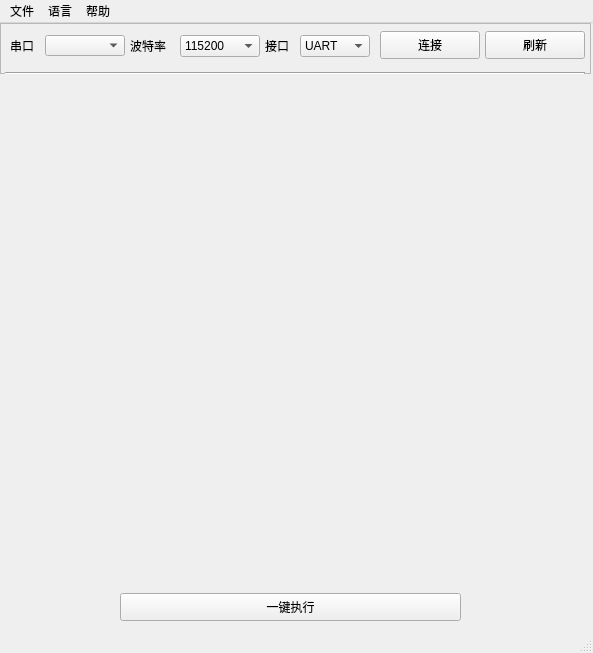
Old version of the form CheckWINCC.ui in the repository benewake-zoran/BW_TFCHECK_PY_GUI.
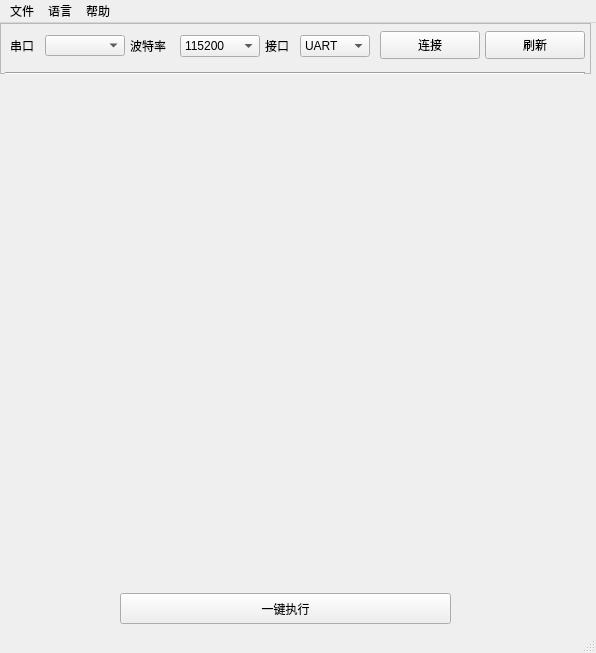
New version of the form. Icons and pictures are not drawn.

Patch:
```diff
--- a/CheckWINCC.ui
+++ b/CheckWINCC.ui
@@ -6,20 +6,20 @@
    <rect>
     <x>0</x>
     <y>0</y>
-    <width>593</width>
+    <width>596</width>
     <height>653</height>
    </rect>
   </property>
   <property name="minimumSize">
    <size>
-    <width>0</width>
+    <width>596</width>
     <height>653</height>
    </size>
   </property>
   <property name="maximumSize">
    <size>
     <width>16777215</width>
-    <height>653</height>
+    <height>10000</height>
    </size>
   </property>
   <property name="windowTitle">
@@ -223,7 +223,7 @@
       <x>-1</x>
       <y>49</y>
       <width>591</width>
-      <height>521</height>
+      <height>511</height>
      </rect>
     </property>
    </widget>
@@ -231,18 +231,18 @@
     <property name="geometry">
      <rect>
       <x>0</x>
-      <y>570</y>
+      <y>60</y>
       <width>591</width>
-      <height>41</height>
+      <height>561</height>
      </rect>
     </property>
     <widget class="QPushButton" name="pushButton_check">
      <property name="geometry">
       <rect>
        <x>120</x>
-       <y>0</y>
-       <width>341</width>
-       <height>28</height>
+       <y>510</y>
+       <width>331</width>
+       <height>31</height>
       </rect>
      </property>
      <property name="text">
@@ -275,8 +275,8 @@
     <rect>
      <x>0</x>
      <y>0</y>
-     <width>593</width>
-     <height>19</height>
+     <width>596</width>
+     <height>22</height>
     </rect>
    </property>
    <widget class="QMenu" name="menu">
```
Left out of the diff: 5 changed lines with no effect on the pictures.
